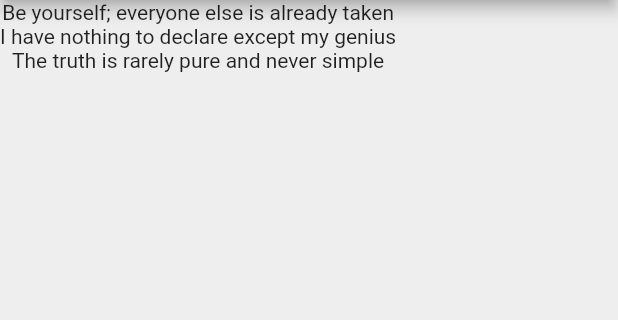
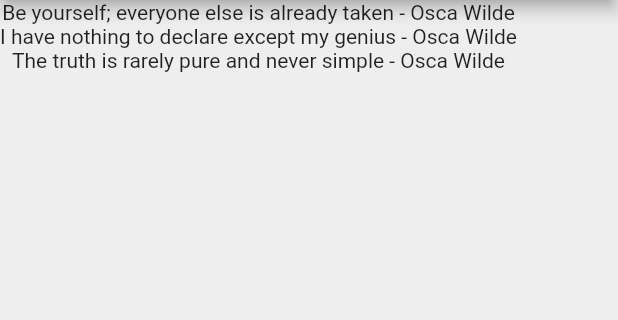
Before and after one commit to Williano/Quotes, a Flutter app: the screen it shows after launch, on a phone screen of 412 x 824 dp, the part 84-404 px from its top. Run offline on Flutter 3.47's test engine with Material 2 defaults, Android fonts, the phone set to English and light mode, and no system bars.

Commit message:
Display data using Quote class

```diff
--- a/lib/main.dart
+++ b/lib/main.dart
@@ -1,4 +1,5 @@
 import 'package:flutter/material.dart';
+import 'quote.dart';
 
 void main() => runApp(MaterialApp(
   home: QuoteList(),
@@ -12,10 +13,10 @@ class QuoteList extends StatefulWidget {
 
 class _QuoteListState extends State<QuoteList> {
 
-  List<String> quotes = [
-    "Be yourself; everyone else is already taken",
-    "I have nothing to declare except my genius",
-    "The truth is rarely pure and never simple"
+  List<Quote> quotes = [
+    Quote(author: "Osca Wilde", text: "Be yourself; everyone else is already taken"),
+    Quote(author: "Osca Wilde", text: "I have nothing to declare except my genius"),
+    Quote(author: "Osca Wilde", text: "The truth is rarely pure and never simple")
   ];
 
   @override
@@ -28,7 +29,7 @@ class _QuoteListState extends State<QuoteList> {
         backgroundColor: Colors.redAccent,
       ),
       body: Column(
-        children: quotes.map((quote) => Text(quote)).toList(),
+        children: quotes.map((quote) => Text("${quote.text} - ${quote.author}")).toList(),
       ),
     );
   }
```
